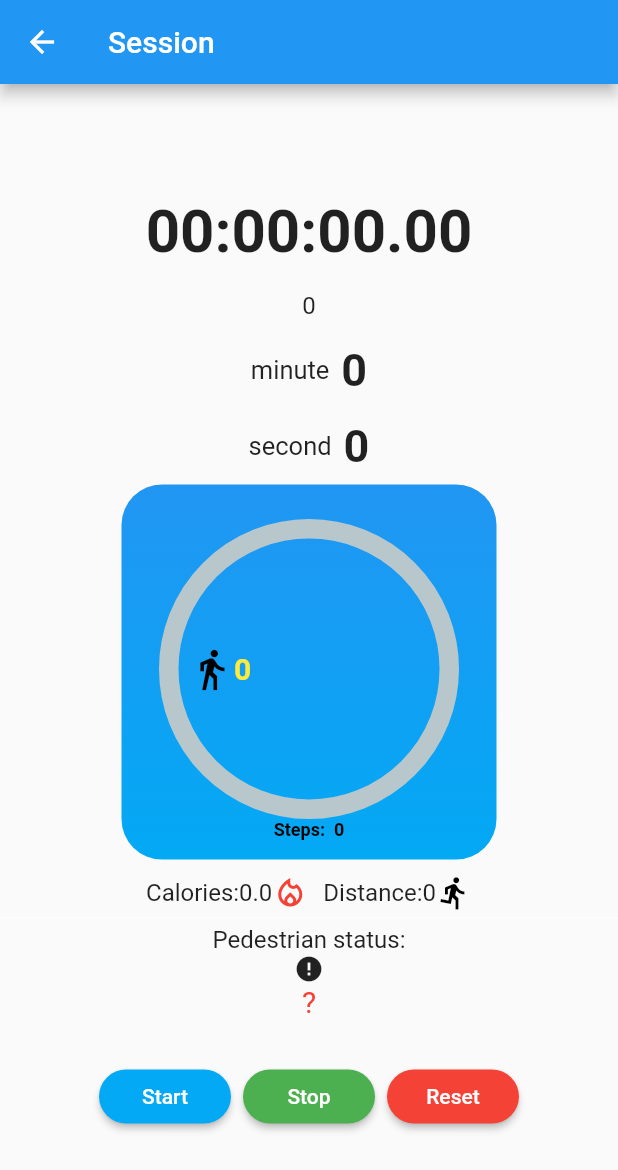
After one commit to joao-martins-inf/trainees_flutter, a Flutter app: the SessionOffline screen opened by its route, after a tap on "Start", on a phone screen of 412 x 824 dp. The commit adds this screen. Shown: the top 1170 px of the screen. Run offline on Flutter 3.47's test engine with Material 2 defaults, Android fonts, the phone set to English and light mode, and no system bars; drawn by our look-alikes of percent_indicator; our stand-ins replace flutter_bloc, flutter_rating_bar, geolocator, google_maps_flutter, pedometer, permission_handler and 1 more; missing offline and left inert: health, qr_code_scanner; Roboto replaces fonts that are missing (Helvetica).

Commit message:
Doneeeeee it offline

```diff
--- a/lib/main.dart
+++ b/lib/main.dart
@@ -3,6 +3,7 @@ import 'package:flutter_bloc/flutter_bloc.dart';
 import 'package:trainees_flutter/blocs/auth/auth_repository.dart';
 import 'package:trainees_flutter/screens/home.dart';
 import 'package:trainees_flutter/screens/login.dart';
+import 'package:trainees_flutter/screens/offline/sessionOffline.dart';
 import 'package:trainees_flutter/screens/register.dart';
 import 'package:trainees_flutter/screens/profile.dart';
 import 'package:trainees_flutter/screens/gym/qrScanner/qrScanner.dart';
@@ -40,6 +41,7 @@ class App extends StatelessWidget {
         '/profile': (context) => Profile(),
        // '/machineInfo': (context) => MachineInfo(),
         '/activities': (context) => ListViewActivities(),
+        '/sessionOffline': (context) => SessionOffline(),
       },
     );
   }
--- a/lib/screens/login.dart
+++ b/lib/screens/login.dart
@@ -94,7 +94,9 @@ class _LoginState extends State<Login>  {
             _loginButton(context),
             SizedBox(height: 30),
             Text('Do not have an account?'),
-            _registerButton(context)
+            _registerButton(context),
+            SizedBox(height: 70),
+            _sessionOffline(context)
           ],
         ),
       ),
@@ -165,6 +167,13 @@ class _LoginState extends State<Login>  {
     );
   }
 
+  Widget _sessionOffline(context){
+    return Column(children:[Text('Offline? Try our Trainning Session module'),ElevatedButton(
+        onPressed: () => {Navigator.pushNamed(context, '/sessionOffline')},
+    child: Text("Trainning Session"),
+    ), ]);
+  }
+
   void _showToast(BuildContext context, String msg) {
     final scaffold = ScaffoldMessenger.of(context);
     scaffold.showSnackBar(
--- /dev/null
+++ b/lib/screens/offline/sessionOffline.dart
@@ -0,0 +1,570 @@
+import 'package:flutter/material.dart';
+import 'package:stop_watch_timer/stop_watch_timer.dart';
+import 'package:http/http.dart' as http;
+import 'dart:convert';
+import 'package:pedometer/pedometer.dart';
+import 'dart:math';
+import 'package:percent_indicator/percent_indicator.dart';
+
+
+class SessionOffline extends StatefulWidget {
+  static Future<void> navigatorPush(BuildContext context) async {
+    return Navigator.push<void>(
+      context,
+      MaterialPageRoute(
+        builder: (_) => SessionOffline(),
+      ),
+    );
+  }
+
+  @override
+  _SessionOfflineState createState() => _SessionOfflineState();
+}
+
+class _SessionOfflineState extends State<SessionOffline> {
+  final _isHours = true;
+  bool isStopped = false;
+  final StopWatchTimer _stopWatchTimer = StopWatchTimer(
+    mode: StopWatchMode.countUp,
+    onChange: (value) => print('onChange $value'),
+    onChangeRawSecond: (value) => print('onChangeRawSecond $value'),
+    onChangeRawMinute: (value) => print('onChangeRawMinute $value'),
+  );
+
+  final _scrollController = ScrollController();
+
+  //Pedometer here
+  late Stream<StepCount> _stepCountStream;
+  late Stream<PedestrianStatus> _pedestrianStatusStream;
+  String _status = '?', _todaySteps = '0', _km = '0', _calories = '0';
+  int _steps = 0;
+
+  double _numerox = 0.0; //numero pasos
+  double _convert = 0.0;
+  double _kmx = 0.0;
+  double burnedx = 0.0;
+  double percent = 0.1;
+
+  bool activityStatus = false;
+  @override
+  void initState() {
+    super.initState();
+    _stopWatchTimer.rawTime.listen((value) =>
+        print('rawTime $value ${StopWatchTimer.getDisplayTime(value)}'));
+    _stopWatchTimer.minuteTime.listen((value) => print('minuteTime $value'));
+    _stopWatchTimer.secondTime.listen((value) => print('secondTime $value'));
+    _stopWatchTimer.records.listen((value) => print('records $value'));
+
+    /// Pedometer init.
+    initPlatformState();
+  }
+
+  void onStepCount(StepCount event) {
+
+    if(activityStatus == false){
+      _steps = event.steps;
+    }
+
+    int _finalSteps = event.steps - _steps;
+
+    setState(() {
+      if(activityStatus == true) {
+        _todaySteps = _finalSteps.toString();
+      }
+    });
+
+    var dist =
+    int.parse(_todaySteps);
+    double y = (dist + .0);
+
+    setState(() {
+      _numerox =
+          y;
+    });
+
+    var long3 = (_numerox);
+    long3 = double.parse(y.toStringAsFixed(2));
+    var long4 = (long3 / 10000);
+
+    int decimals = 1;
+    num fac = pow(10, decimals);
+    double d = long4;
+    d = (d * fac).round() / fac;
+    print("d: $d");
+
+    getDistanceRun(_numerox);
+
+    setState(() {
+      _convert = d;
+      print(_convert);
+    });
+  }
+
+  void _startActivity(){
+    activityStatus = true;
+  }
+
+  void _stopActivity(){
+    activityStatus = false;
+  }
+
+  void _resetActivity(){
+    _steps = _steps + int.parse(_todaySteps);
+  }
+
+  void onPedestrianStatusChanged(PedestrianStatus event) {
+    setState(() {
+      _status = event.status;
+    });
+  }
+
+  void onPedestrianStatusError(error) {
+    setState(() {
+      _status = 'Pedestrian Status not available';
+    });
+  }
+
+  void onStepCountError(error) {
+    setState(() {
+      _todaySteps = 'Step Count\n not available';
+    });
+  }
+
+  void initPlatformState() {
+    _pedestrianStatusStream = Pedometer.pedestrianStatusStream;
+    _pedestrianStatusStream
+        .listen(onPedestrianStatusChanged)
+        .onError(onPedestrianStatusError);
+
+    _stepCountStream = Pedometer.stepCountStream;
+
+    _stepCountStream.listen(onStepCount).onError(onStepCountError);
+
+    if (!mounted) return;
+  }
+
+  //function to determine the distance run in kilometers using number of steps
+  void getDistanceRun(double _numerox) {
+    num distance = ((_numerox * 78) / 100000);
+    distance = num.parse(distance.toStringAsFixed(2)); //dos decimales
+    var distancekmx = distance * 34;
+    distancekmx = num.parse(distancekmx.toStringAsFixed(2));
+    //print(distance.runtimeType);
+    setState(() {
+      _km = "$distance";
+      //print(_km);
+    });
+    setState(() {
+      _kmx = double.parse(distancekmx.toStringAsFixed(2));
+    });
+  }
+
+  //function to determine the calories burned in kilometers using number of steps
+  void getBurnedRun() {
+    setState(() {
+      var calories = _kmx; //dos decimales
+      _calories = calories.toString();
+      //print(_calories);
+    });
+  }
+
+  @override
+  void dispose() async {
+    super.dispose();
+    await _stopWatchTimer.dispose();
+  }
+
+  @override
+  Widget build(BuildContext context) {
+
+
+    getBurnedRun();
+    return Scaffold(
+      appBar: AppBar(
+        title: const Text('Session'),
+      ),
+      body: Center(
+        child: Column(
+          mainAxisAlignment: MainAxisAlignment.center,
+          crossAxisAlignment: CrossAxisAlignment.center,
+          children: <Widget>[
+            /// Display stop watch time
+            Padding(
+              padding: const EdgeInsets.only(bottom: 0),
+              child: StreamBuilder<int>(
+                stream: _stopWatchTimer.rawTime,
+                initialData: _stopWatchTimer.rawTime.value,
+                builder: (context, snap) {
+                  final value = snap.data!;
+                  final displayTime =
+                  StopWatchTimer.getDisplayTime(value, hours: _isHours);
+                  return Column(
+                    children: <Widget>[
+                      Padding(
+                        padding: const EdgeInsets.all(8),
+                        child: Text(
+                          displayTime,
+                          style: const TextStyle(
+                              fontSize: 40,
+                              fontFamily: 'Helvetica',
+                              fontWeight: FontWeight.bold),
+                        ),
+                      ),
+                      Padding(
+                        padding: const EdgeInsets.all(8),
+                        child: Text(
+                          value.toString(),
+                          style: const TextStyle(
+                              fontSize: 16,
+                              fontFamily: 'Helvetica',
+                              fontWeight: FontWeight.w400),
+                        ),
+                      ),
+                    ],
+                  );
+                },
+              ),
+            ),
+
+            /// Display every minute.
+            Padding(
+              padding: const EdgeInsets.only(bottom: 0),
+              child: StreamBuilder<int>(
+                stream: _stopWatchTimer.minuteTime,
+                initialData: _stopWatchTimer.minuteTime.value,
+                builder: (context, snap) {
+                  final value = snap.data;
+                  print('Listen every minute. $value');
+                  return Column(
+                    children: <Widget>[
+                      Padding(
+                          padding: const EdgeInsets.all(8),
+                          child: Row(
+                            mainAxisAlignment: MainAxisAlignment.center,
+                            crossAxisAlignment: CrossAxisAlignment.center,
+                            children: <Widget>[
+                              const Padding(
+                                padding: EdgeInsets.symmetric(horizontal: 4),
+                                child: Text(
+                                  'minute',
+                                  style: TextStyle(
+                                    fontSize: 17,
+                                    fontFamily: 'Helvetica',
+                                  ),
+                                ),
+                              ),
+                              Padding(
+                                padding:
+                                const EdgeInsets.symmetric(horizontal: 4),
+                                child: Text(
+                                  value.toString(),
+                                  style: const TextStyle(
+                                      fontSize: 30,
+                                      fontFamily: 'Helvetica',
+                                      fontWeight: FontWeight.bold),
+                                ),
+                              ),
+                            ],
+                          )),
+                    ],
+                  );
+                },
+              ),
+            ),
+
+            /// Display every second.
+            Padding(
+              padding: const EdgeInsets.only(bottom: 0),
+              child: StreamBuilder<int>(
+                stream: _stopWatchTimer.secondTime,
+                initialData: _stopWatchTimer.secondTime.value,
+                builder: (context, snap) {
+                  final value = snap.data;
+                  print('Listen every second. $value');
+                  return Column(
+                    children: <Widget>[
+                      Padding(
+                          padding: const EdgeInsets.all(8),
+                          child: Row(
+                            mainAxisAlignment: MainAxisAlignment.center,
+                            crossAxisAlignment: CrossAxisAlignment.center,
+                            children: <Widget>[
+                              const Padding(
+                                padding: EdgeInsets.symmetric(horizontal: 4),
+                                child: Text(
+                                  'second',
+                                  style: TextStyle(
+                                    fontSize: 17,
+                                    fontFamily: 'Helvetica',
+                                  ),
+                                ),
+                              ),
+                              Padding(
+                                padding:
+                                const EdgeInsets.symmetric(horizontal: 4),
+                                child: Text(
+                                  value.toString(),
+                                  style: const TextStyle(
+                                    fontSize: 30,
+                                    fontFamily: 'Helvetica',
+                                    fontWeight: FontWeight.bold,
+                                  ),
+                                ),
+                              ),
+                            ],
+                          )),
+                    ],
+                  );
+                },
+              ),
+            ),
+            Container(
+              padding: EdgeInsets.only(top: 10.0),
+              width: 250, //ancho
+              height: 250, //largo tambien por numero height: 300
+              decoration: BoxDecoration(
+                  gradient: LinearGradient(
+                    begin: Alignment
+                        .bottomCenter, //cambia la iluminacion del degradado
+                    end: Alignment.topCenter,
+                    colors: [Colors.lightBlue, Colors.blue],
+                  ),
+                  borderRadius: BorderRadius.only(
+                    bottomLeft: Radius.circular(27.0),
+                    bottomRight: Radius.circular(27.0),
+                    topLeft: Radius.circular(27.0),
+                    topRight: Radius.circular(27.0),
+                  )),
+              child: new CircularPercentIndicator(
+                radius: 200.0,
+                lineWidth: 13.0,
+                animation: true,
+                center: Container(
+                  child: new Row(
+                    crossAxisAlignment: CrossAxisAlignment.center,
+                    children: <Widget>[
+                      Container(
+                        height: 50,
+                        width: 50,
+                        padding: EdgeInsets.only(left: 20.0),
+                        child: Icon(
+                          Icons.directions_walk,
+                          size: 30.0,
+                          color: Colors.black,
+                        ),
+                      ),
+                      Container(
+                        //color: Colors.orange,
+                        child: Text(
+                          '$_todaySteps',
+                          style: TextStyle(
+                              fontWeight: FontWeight.bold,
+                              fontSize: 20.0,
+                              color: Colors.yellow),
+                        ),
+                        // height: 50.0,
+                        // width: 50.0,
+                      ),
+                    ],
+                  ),
+                ),
+                //percent: 0.217,
+                percent: _convert,
+                footer: new Text(
+                  "Steps:  $_todaySteps",
+                  style: new TextStyle(
+                      fontWeight: FontWeight.bold,
+                      fontSize: 12.0,
+                      color: Colors.black),
+                ),
+                circularStrokeCap: CircularStrokeCap.round,
+                progressColor: Colors.yellow,
+              ),
+            ),
+            Column(
+              mainAxisAlignment: MainAxisAlignment.center,
+              children: <Widget>[
+                SizedBox(
+                  height: 10,
+                ),
+                Row(mainAxisAlignment: MainAxisAlignment.center, children: [
+                  Text(
+                    'Calories:',
+                    style: TextStyle(fontSize: 16),
+                  ),
+                  Text(
+                    _calories,
+                    style: TextStyle(fontSize: 16),
+                  ),
+                  Icon(
+                    Icons.local_fire_department_outlined,
+                    color: Colors.red,
+                  ),
+                  SizedBox(
+                    width: 10,
+                  ),
+                  Text(
+                    'Distance:',
+                    style: TextStyle(fontSize: 16),
+                  ),
+                  Text(
+                    _km,
+                    style: TextStyle(fontSize: 16),
+                  ),
+                  Icon(
+                    Icons.directions_run_outlined,
+                    color: Colors.black,
+                  ),
+                ]),
+                Divider(
+                  height: 10,
+                  thickness: 0,
+                  color: Colors.white,
+                ),
+                Text(
+                  'Pedestrian status:',
+                  style: TextStyle(fontSize: 16),
+                ),
+                Icon(
+                  _status == 'walking'
+                      ? Icons.directions_walk
+                      : _status == 'stopped'
+                      ? Icons.accessibility_new
+                      : Icons.error,
+                  size: 20,
+                ),
+                Center(
+                  child: Text(
+                    _status,
+                    style: _status == 'walking' || _status == 'stopped'
+                        ? TextStyle(fontSize: 30)
+                        : TextStyle(fontSize: 20, color: Colors.red),
+                  ),
+                )
+              ],
+            ),
+
+            /// Lap time.
+            Container(
+              height: 10,
+              margin: const EdgeInsets.all(8),
+              child: StreamBuilder<List<StopWatchRecord>>(
+                stream: _stopWatchTimer.records,
+                initialData: _stopWatchTimer.records.value,
+                builder: (context, snap) {
+                  final value = snap.data!;
+                  if (value.isEmpty) {
+                    return Container();
+                  }
+                  Future.delayed(const Duration(milliseconds: 100), () {
+                    _scrollController.animateTo(
+                        _scrollController.position.maxScrollExtent,
+                        duration: const Duration(milliseconds: 200),
+                        curve: Curves.easeOut);
+                  });
+                  print('Listen records. $value');
+                  return ListView.builder(
+                    controller: _scrollController,
+                    scrollDirection: Axis.vertical,
+                    itemBuilder: (BuildContext context, int index) {
+                      final data = value[index];
+                      return Column(
+                        children: <Widget>[
+                          Padding(
+                            padding: const EdgeInsets.all(8),
+                            child: Text(
+                              '${index + 1} ${data.displayTime}',
+                              style: const TextStyle(
+                                  fontSize: 17,
+                                  fontFamily: 'Helvetica',
+                                  fontWeight: FontWeight.bold),
+                            ),
+                          ),
+                          const Divider(
+                            height: 1,
+                          )
+                        ],
+                      );
+                    },
+                    itemCount: value.length,
+                  );
+                },
+              ),
+            ),
+
+            /// Button
+            Padding(
+              padding: const EdgeInsets.all(2),
+              child: Column(
+                children: <Widget>[
+                  Padding(
+                    padding: const EdgeInsets.only(bottom: 0),
+                    child: Row(
+                      mainAxisAlignment: MainAxisAlignment.center,
+                      children: <Widget>[
+                        Padding(
+                          padding: const EdgeInsets.symmetric(horizontal: 4),
+                          child: RaisedButton(
+                            padding: const EdgeInsets.all(4),
+                            color: Colors.lightBlue,
+                            shape: const StadiumBorder(),
+                            onPressed: () async {
+                              isStopped = true;
+                              _stopWatchTimer.onExecute
+                                  .add(StopWatchExecute.start);
+                              _startActivity();
+                            },
+                            child: const Text(
+                              'Start',
+                              style: TextStyle(color: Colors.white),
+                            ),
+                          ),
+                        ),
+                        Padding(
+                          padding: const EdgeInsets.symmetric(horizontal: 4),
+                          child: RaisedButton(
+                            padding: const EdgeInsets.all(4),
+                            color: Colors.green,
+                            shape: const StadiumBorder(),
+                            onPressed: () async {
+                              isStopped = true;
+                              _stopWatchTimer.onExecute
+                                  .add(StopWatchExecute.stop);
+                            },
+                            child: const Text(
+                              'Stop',
+                              style: TextStyle(color: Colors.white),
+                            ),
+                          ),
+                        ),
+                        Padding(
+                          padding: const EdgeInsets.symmetric(horizontal: 4),
+                          child: RaisedButton(
+                            padding: const EdgeInsets.all(4),
+                            color: Colors.red,
+                            shape: const StadiumBorder(),
+                            onPressed: () async {
+                              _stopWatchTimer.onExecute
+                                  .add(StopWatchExecute.reset);
+                              _stopActivity();
+                            },
+                            child: const Text(
+                              'Reset',
+                              style: TextStyle(color: Colors.white),
+                            ),
+                          ),
+                        ),
+                      ],
+                    ),
+                  ),
+
+                ],
+              ),
+            )
+          ],
+        ),
+      ),
+    );
+  }
+
+}
```
Also changed, not shown: 1 other file.
